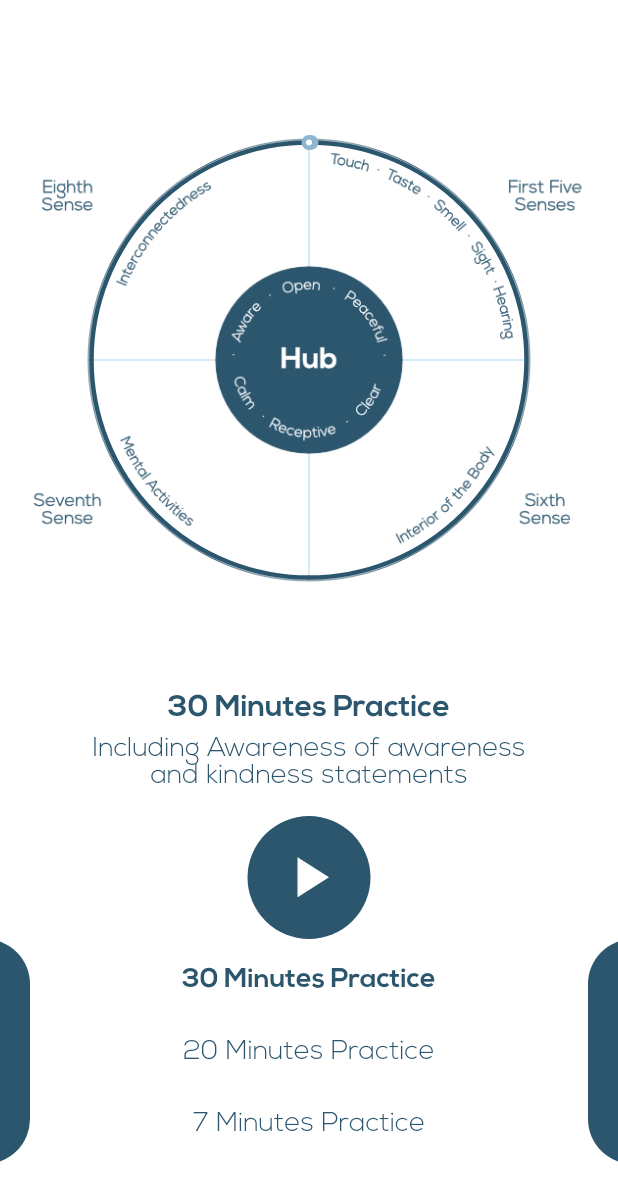
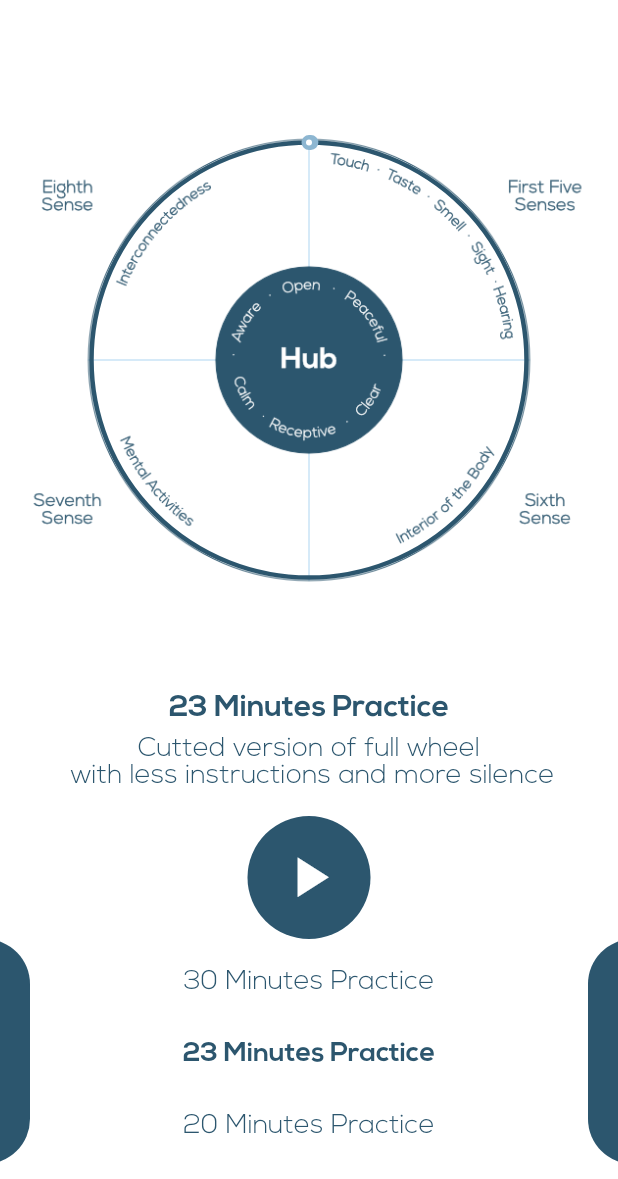
Before and after one commit to djuelg/Wheel-of-Awareness, a Flutter app: the screen it shows after launch, on a phone screen of 412 x 824 dp, the part 57-1236 px from its top. Run offline on Flutter 3.47's test engine with Material 2 defaults, Android fonts, the phone set to English and light mode, and no system bars; drawn by our look-alikes of sleek_circular_slider; our stand-ins replace just_audio.

Commit message:
added cutted wheel (23min)

```diff
--- a/lib/main.dart
+++ b/lib/main.dart
@@ -2,6 +2,8 @@ import 'package:flutter/material.dart';
 import 'package:sleek_circular_slider/sleek_circular_slider.dart';
 import 'package:url_launcher/url_launcher.dart';
 import 'package:just_audio/just_audio.dart';
+
+import 'str.dart';
 
 void main() {
   runApp(WheelOfAwareness());
@@ -11,11 +13,10 @@ class WheelOfAwareness extends StatelessWidget {
   // This widget is the root of your application.
   @override
   Widget build(BuildContext context) {
-    String title = "30 Minutes Practice";
-    String description =
-        "Including Awareness of awareness\nand kindness statements";
+    String title = Str.title_23m;
+    String description = Str.descr_23m;
     return MaterialApp(
-      title: 'Wheel of Awareness',
+      title: Str.app_title,
       debugShowCheckedModeBanner: false,
       theme: ThemeData(
         // This is the theme of your application.
@@ -34,6 +35,7 @@ class HomePage extends StatefulWidget {
   final Color primarySwatch;
   String title;
   String description;
+
   HomePage({Key key, this.title, this.description, this.primarySwatch})
       : super(key: key);
 
@@ -52,7 +54,7 @@ class _HomeState extends State<HomePage> {
   @override
   void initState() {
     super.initState();
-    _player.setAsset('assets/30min.mp3');
+    _player.setAsset('assets/23min.mp3');
   }
 
   _buildCircularSeekBar(double duration, double position) {
@@ -63,7 +65,8 @@ class _HomeState extends State<HomePage> {
             size: 300,
             angleRange: 360,
             startAngle: 270,
-            customWidths: CustomSliderWidths(progressBarWidth: 10, trackWidth: 3),
+            customWidths:
+                CustomSliderWidths(progressBarWidth: 10, trackWidth: 3),
             customColors: CustomSliderColors(
                 trackColor: widget.primarySwatch,
                 progressBarColors: [Color(0xFF2C566E), Color(0xFFADD6F2)]),
@@ -102,7 +105,8 @@ class _HomeState extends State<HomePage> {
                       child: StreamBuilder<Duration>(
                         stream: _player.durationStream,
                         builder: (context, snapshot) {
-                          final duration = snapshot.data ?? Duration(seconds: 360);
+                          final duration =
+                              snapshot.data ?? Duration(seconds: 360);
                           return StreamBuilder<Duration>(
                             stream: _player.positionStream,
                             builder: (context, snapshot) {
@@ -250,24 +254,31 @@ class _HomeState extends State<HomePage> {
                         bottomLeft: Radius.circular(30.0))),
               ),
             ),
-            Center(
+            SingleChildScrollView(
+              padding: const EdgeInsets.all(4),
+              child: Center(
                 child: Column(
                   mainAxisAlignment: MainAxisAlignment.center,
                   crossAxisAlignment: CrossAxisAlignment.center,
                   children: <Widget>[
                     practice(
-                      "30 Minutes Practice",
-                      "Full wheel including Awareness of\n awareness and kindness statements",
+                        Str.title_30m,
+                        Str.descr_30m,
                         "assets/30min.mp3"),
                     practice(
-                      "20 Minutes Practice",
-                      "Basic wheel without Awareness of\n awareness and kindness statements",
+                        Str.title_23m,
+                        Str.descr_23m,
+                        "assets/23min.mp3"),
+                    practice(
+                        Str.title_20m,
+                        Str.descr_20m,
                         "assets/20min.mp3"),
                     practice(
-                      "7 Minutes Practice",
-                      "The breath becomes a pacer for\nthe movement of the spoke of attention",
+                        Str.title_7m,
+                        Str.descr_7m,
                         "assets/7min.mp3"),
                   ],
+                ),
               ),
             )
           ],
@@ -286,7 +297,7 @@ class _HomeState extends State<HomePage> {
         appBar: AppBar(
           backgroundColor: Colors.transparent,
           elevation: 0.0,
-          title: Text("Wheel of Awareness",
+          title: Text(Str.app_title,
               style:
                   TextStyle(color: widget.primarySwatch, fontFamily: "Nexa")),
           centerTitle: true,
@@ -294,7 +305,7 @@ class _HomeState extends State<HomePage> {
             IconButton(
               icon: Icon(Icons.link, color: widget.primarySwatch),
               onPressed: () async {
-                const url = "https://drdansiegel.com/wheel-of-awareness/";
+                const url = Str.website;
                 if (await canLaunch(url)) await launch(url);
               },
             )
@@ -309,9 +320,7 @@ class _HomeState extends State<HomePage> {
   }
 
   Widget practice(String title, String description, String mp3) {
-    return Padding(
-        padding: EdgeInsets.all(0.0),
-        child: TextButton(
+    return TextButton(
       child: Text(
         title,
         textAlign: TextAlign.center,
@@ -328,6 +337,6 @@ class _HomeState extends State<HomePage> {
         await _player.stop();
         _player.setAsset(mp3);
       },
-        ));
+    );
   }
 }
--- /dev/null
+++ b/lib/str.dart
@@ -0,0 +1,15 @@
+class Str {
+
+  static const String app_title = "Wheel of Awareness";
+  static const String website = "https://drdansiegel.com/wheel-of-awareness/";
+
+  static const String title_30m = "30 Minutes Practice";
+  static const String title_23m = "23 Minutes Practice";
+  static const String title_20m = "20 Minutes Practice";
+  static const String title_7m = "7 Minutes Practice";
+
+  static const String descr_30m = "Full wheel including Awareness of\n awareness and kindness statements";
+  static const String descr_23m = "Cutted version of full wheel\n with less instructions and more silence";
+  static const String descr_20m = "Basic wheel without Awareness of\n awareness and kindness statements";
+  static const String descr_7m  = "The breath becomes a pacer for\nthe movement of the spoke of attention";
+}
--- a/pubspec.yaml
+++ b/pubspec.yaml
@@ -52,6 +52,7 @@ flutter:
     - assets/wheel_of_awareness.png
     - assets/7min.mp3
     - assets/20min.mp3
+    - assets/23min.mp3
     - assets/30min.mp3
 
   # An image asset can refer to one or more resolution-specific "variants", see
```
Also changed, not shown: 1 other file. Lines whose indentation alone changed are shown as unchanged.
